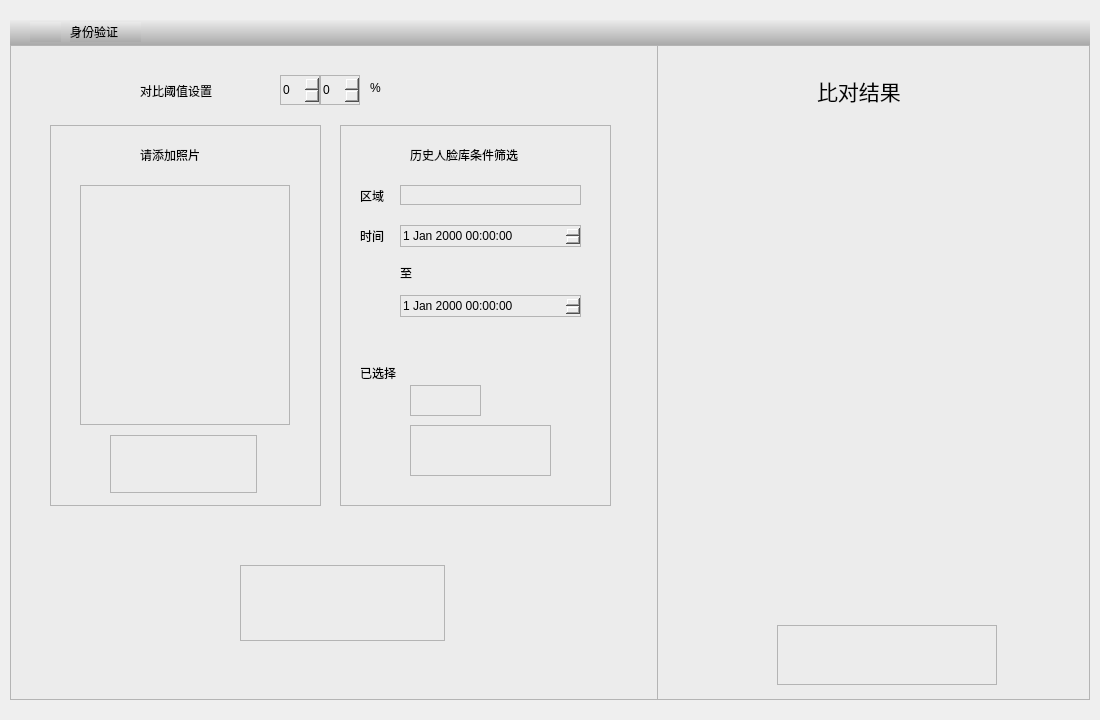
Above: UIModule/facehistorycompare.ui from zhangjianscc/ZMClient before the change. Below: the same form after it.
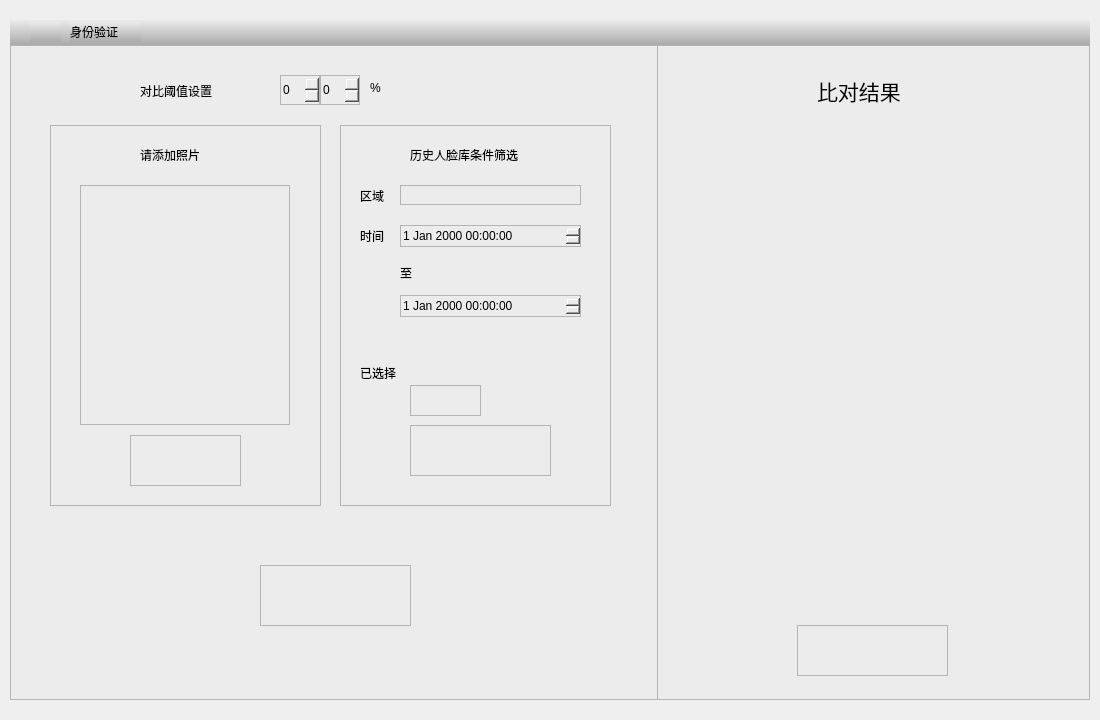
That is the form after the change. Icons and pictures are not drawn.

Diff of the .ui file:
```diff
--- a/UIModule/facehistorycompare.ui
+++ b/UIModule/facehistorycompare.ui
@@ -164,10 +164,10 @@
           <widget class="QPushButton" name="m_btnSelectImage">
            <property name="geometry">
             <rect>
-             <x>60</x>
+             <x>80</x>
              <y>310</y>
-             <width>147</width>
-             <height>58</height>
+             <width>111</width>
+             <height>51</height>
             </rect>
            </property>
            <property name="styleSheet">
@@ -326,10 +326,10 @@
          <widget class="QPushButton" name="m_btnBeginCompare">
           <property name="geometry">
            <rect>
-            <x>230</x>
+            <x>250</x>
             <y>520</y>
-            <width>205</width>
-            <height>76</height>
+            <width>151</width>
+            <height>61</height>
            </rect>
           </property>
           <property name="styleSheet">
@@ -432,10 +432,10 @@
          <widget class="QPushButton" name="m_btnRunTrack">
           <property name="geometry">
            <rect>
-            <x>120</x>
+            <x>140</x>
             <y>580</y>
-            <width>220</width>
-            <height>60</height>
+            <width>151</width>
+            <height>51</height>
            </rect>
           </property>
           <property name="styleSheet">
```
